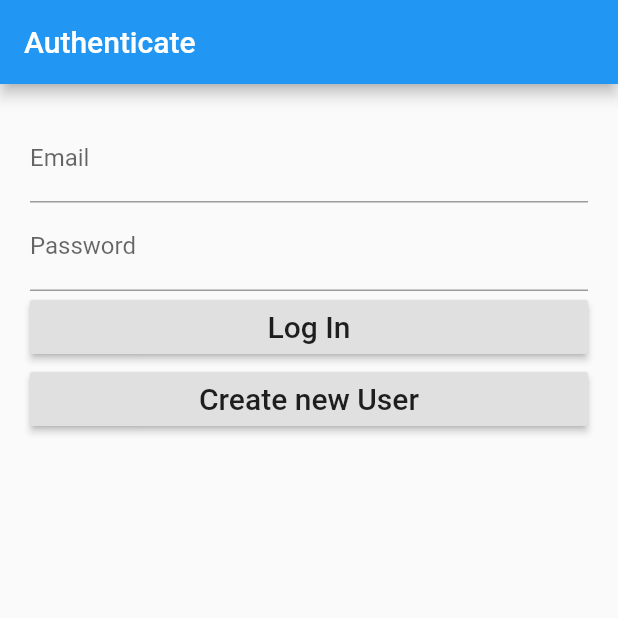
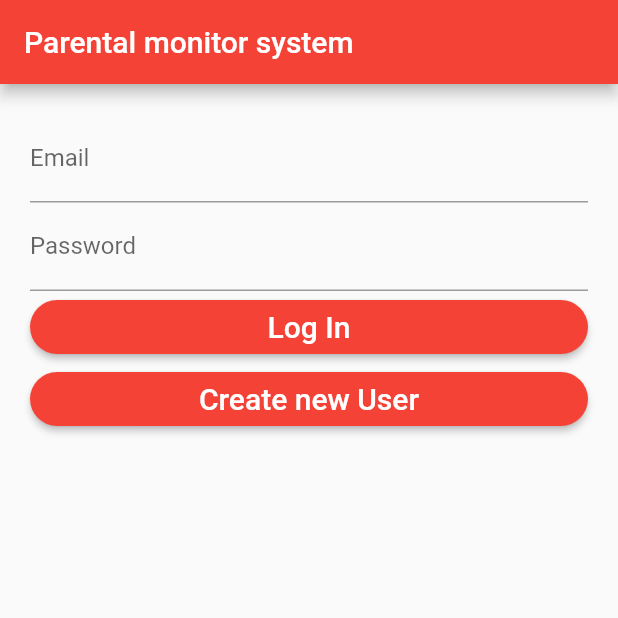
Before and after one commit to SatvikDandale/Parental-Control, a Flutter app: the screen it shows after launch, on a phone screen of 412 x 824 dp, the top half of it. Run offline on Flutter 3.47's test engine with Material 2 defaults, Android fonts, the light colour scheme and no system bars; our stand-ins replace charts_flutter, firebase_auth, firebase_database; accounts and stored records are empty.

Commit message:
changes in UI

```diff
--- a/App/lib/authPage.dart
+++ b/App/lib/authPage.dart
@@ -1,3 +1,4 @@
+import 'package:charts_flutter/flutter.dart';
 import 'package:flutter/material.dart';
 import 'package:firebase_auth/firebase_auth.dart';
 import 'package:parental_monitor/homePage.dart';
@@ -105,9 +106,12 @@ class AuthPageState extends State<AuthPage>{
   Widget build(BuildContext context){
     return Scaffold(
       appBar: AppBar(
-        title: Text('Authenticate'),
+        title: Text('Parental monitor system'),
+        backgroundColor: Colors.red,
       ),
-      body: Container(
+      body: Center(
+        child: Container(
+
           padding: EdgeInsets.all(20),
           child: Form(
             key: formKey,
@@ -115,6 +119,7 @@ class AuthPageState extends State<AuthPage>{
               crossAxisAlignment: CrossAxisAlignment.stretch,
               children: inputForms() + buttons(),
 
+            ),
           ),
         ),
       ),
@@ -141,9 +146,12 @@ class AuthPageState extends State<AuthPage>{
     if (_formType == FormTypes.logIn){
       return [
         new RaisedButton(
+          shape: new RoundedRectangleBorder(
+                borderRadius: new BorderRadius.circular(30.0)),
+            color: Colors.red,
           child: Text(
             'Log In',
-            style: TextStyle(fontSize: 20)
+            style: TextStyle(fontSize: 20,color: Colors.white)
           ),
           onPressed: (){
             if (validateForm())
@@ -151,9 +159,12 @@ class AuthPageState extends State<AuthPage>{
           },
         ),
         new RaisedButton(
+          shape: new RoundedRectangleBorder(
+                borderRadius: new BorderRadius.circular(30.0)),
+            color: Colors.red,
           child: Text(
             'Create new User',
-            style: TextStyle(fontSize: 20)
+            style: TextStyle(fontSize: 20,color: Colors.white)
           ),
           onPressed: (){
             shiftToSignUp();
--- a/App/lib/dataDisplay.dart
+++ b/App/lib/dataDisplay.dart
@@ -14,6 +14,7 @@ class dataDisplay extends StatelessWidget
     return Scaffold(
       appBar: AppBar(
         title: Text("Total usage of sites is"),
+        backgroundColor: Colors.red,
       ),
       body: Column(
         children: <Widget>[
--- a/App/lib/stats.dart
+++ b/App/lib/stats.dart
@@ -26,7 +26,9 @@ class StatsState extends State<Stats>{
     return Scaffold(
       appBar: AppBar(
         title: Text("Statistics"),
+        backgroundColor: Colors.red,
       ),
+
       body: Container(
         child: Column(
           mainAxisAlignment: MainAxisAlignment.center,
```
Also changed, not shown: App/lib/homePage.dart (+30 -4 lines). Lines whose indentation alone changed are shown as unchanged.
